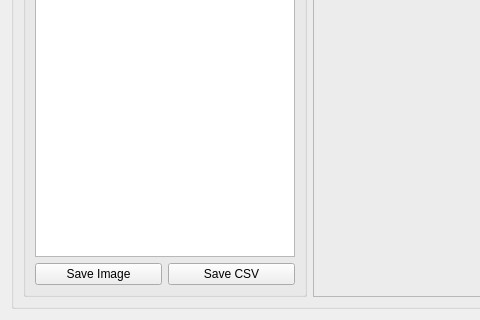
Above: lifetimeGui.ui from adreasnow/LifetimeFittingTool before the change; both pictures show x 0 to 480 and y 580 to 900 of the 1024 by 900 pixel window. Below: the same form after it.
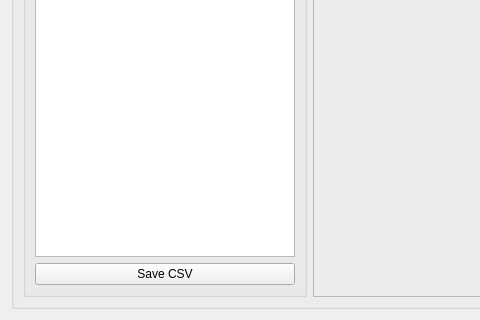
That is the form after the change.

Commit message: added mpl toolbar

```diff
--- a/lifetimeGui.ui
+++ b/lifetimeGui.ui
@@ -340,16 +340,6 @@
          </item>
          <item>
           <layout class="QHBoxLayout" name="horizontalLayout_3">
-           <item>
-            <widget class="QPushButton" name="plot_browse">
-             <property name="acceptDrops">
-              <bool>true</bool>
-             </property>
-             <property name="text">
-              <string>Save Image</string>
-             </property>
-            </widget>
-           </item>
            <item>
             <widget class="QPushButton" name="csv_browse">
              <property name="acceptDrops">
```
The commit also changes 7 other files.
